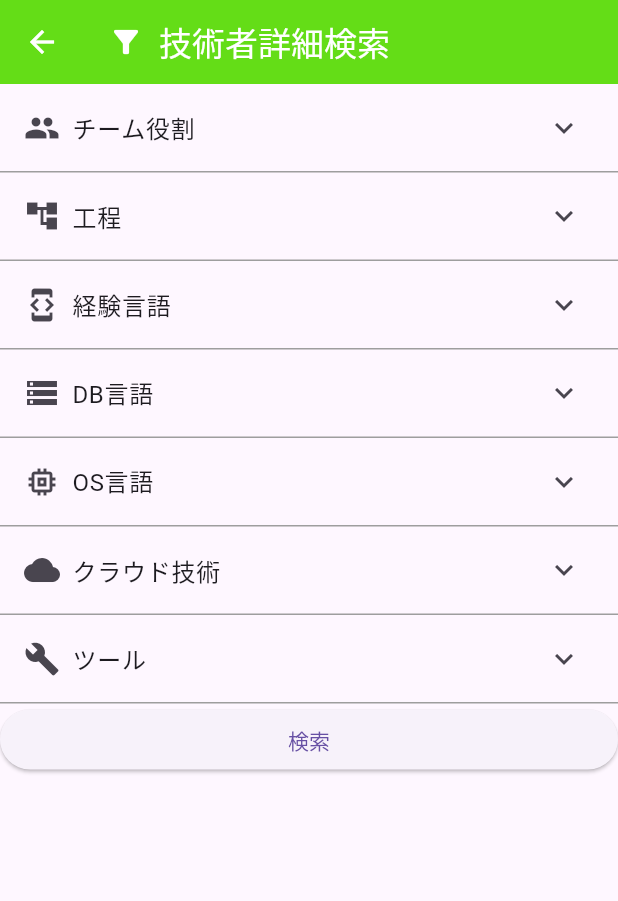
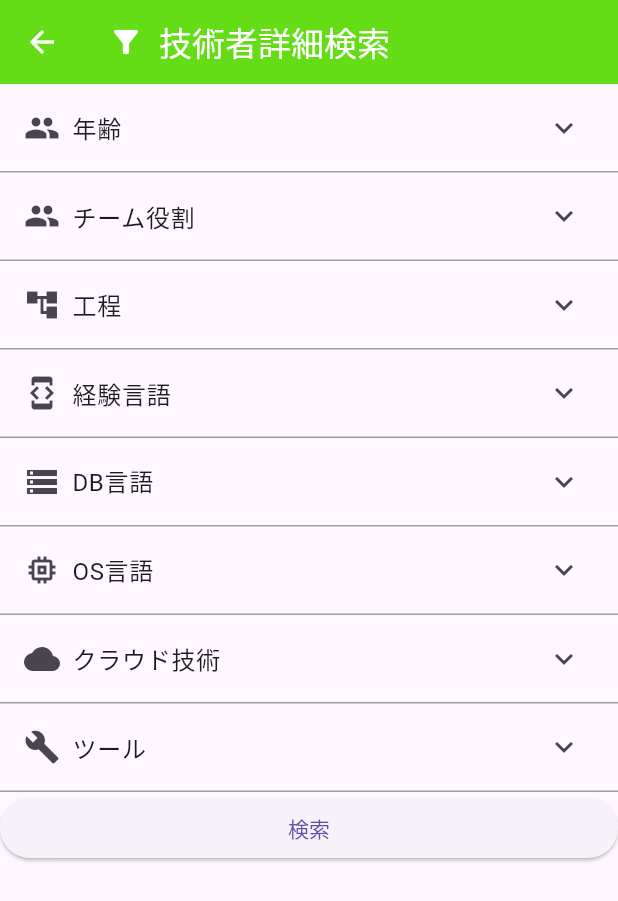
Before and after one commit to growthTeamSince2020/skill_search_model, a Flutter app: the SearchPage screen opened directly, after a tap on the "filter list alt" icon, on a phone screen of 412 x 824 dp. Shown: the top 901 px of the screen. Run offline on Flutter 3.47's test engine with Material 3 defaults, Android fonts, the phone set to English and light mode, and no system bars; our stand-ins replace cloud_firestore, firebase_core, logger; accounts and stored records are empty.

```diff
--- a/lib/seachDetail.dart
+++ b/lib/seachDetail.dart
@@ -16,6 +16,9 @@ class SeachDetailPage extends StatefulWidget {
 }
 
 class _SeachDetailPageState extends State<SeachDetailPage> {
+
+
+
   final logger = Logger(); //ロガーの宣言
   //編集フラグ
   List<String> _teamRoles = []; // Changed to _teamRoles for clarity
@@ -27,6 +30,12 @@ class _SeachDetailPageState extends State<SeachDetailPage> {
   List<String> _tool = [];
   List<String> _experienceCategories = [];
   List<String> _yearsCategories = [];
+  List<String> _ageList = [
+    "条件を指定しない",
+    constData.searchAgeSelectStringUnder30,
+    constData.searchAgeSelectStringUnder40,
+    constData.searchAgeSelectStringUnder50
+  ];
 
   final Map<String, String?> _teamRolesChecked = {};
   final Map<String, String?> _processesChecked = {};
@@ -35,6 +44,7 @@ class _SeachDetailPageState extends State<SeachDetailPage> {
   final Map<String, String?> _osExperienceChecked = {};
   final Map<String, String?> _cloudTechChecked = {};
   final Map<String, String?> _toolChecked = {};
+  int? _ageChecked;
 
   //工程取得リスト
   List<List<bool>> _processSearchItemChecked
@@ -45,6 +55,8 @@ class _SeachDetailPageState extends State<SeachDetailPage> {
   [false,false,false,false], //単体
   [false,false,false,false], //結合
   [false,false,false,false]]; //保守
+  //年齢
+  int? _ageSearchItemChecked;
 
   // List<String> teamRoleSearchItem; //チーム役割取得リスト
   // List<String> codeLanguagesSearchItem; //経験言語取得リスト
@@ -56,6 +68,10 @@ class _SeachDetailPageState extends State<SeachDetailPage> {
   @override
   void initState() {
     super.initState();
+
+    if(_ageChecked == null){
+      _ageChecked = 0;
+    }
 
     //編集フラグがNullの場合、初期化
     if(searchConditionsDto().getSearchSettingFlag == null){
@@ -86,9 +102,12 @@ class _SeachDetailPageState extends State<SeachDetailPage> {
     });
   }
 
-  void _registerEngineer(){
-    //checkboxnにチェック付いているものがあるかチェックして編集フラグを更新
-    for(var item in _processSearchItemChecked){
+  void _searchEngineer(){
+    //checkboxにチェック付いているものがあるかチェックして編集フラグを更新
+    if(_ageChecked! > 0){//年齢
+      searchConditionsDto().setSearchSettingFlag = true;
+    }
+    for(var item in _processSearchItemChecked){//工程
       if(item.any((value) => value == true)){
         searchConditionsDto().setSearchSettingFlag = true;
         break;
@@ -199,6 +218,48 @@ class _SeachDetailPageState extends State<SeachDetailPage> {
       ),
       body: ListView(
         children: <Widget>[
+          Container(
+            decoration: BoxDecoration(
+              border: Border(
+                bottom: BorderSide(
+                  color: Colors.grey,
+                  width: 1.0,
+                ),
+              ),
+            ),
+            child: ExpansionTile(
+              title: Row(
+                children: [
+                  Icon(Icons.group), // ここに表示したいアイコンを指定します
+                  SizedBox(width: 8), // アイコンとテキストの間にスペースを追加
+                  Text("年齢"),
+                ],
+              ),
+              childrenPadding: EdgeInsets.only(left: 16.0, bottom: 16.0),
+              children: _ageList.map((ageKey) {
+                return
+                RadioListTile<String>(
+                  title: Padding(
+                    padding:
+                    const EdgeInsets.only(left: 16.0 * 4),
+                    child: Text(ageKey),
+                  ),
+                  value: ageKey,
+                  groupValue: _ageList[_ageChecked!],
+                  onChanged: (value) {
+                    setState(() {
+                      logger.i('value: ${_ageList.indexOf(value!)}');
+                      _ageChecked =_ageList.indexOf(value!);
+                    });
+                  },
+                  contentPadding: EdgeInsets.zero,
+                  controlAffinity:
+                  ListTileControlAffinity.trailing,
+                );
+              }).toList(),
+
+            ),
+          ),
           Container(
             decoration: BoxDecoration(
               border: Border(
@@ -665,7 +726,7 @@ class _SeachDetailPageState extends State<SeachDetailPage> {
             ),
           ),
           ElevatedButton(
-            onPressed: _registerEngineer,
+            onPressed: _searchEngineer,
             child: Text('検索'),
           ),
         ],
--- a/lib/search.dart
+++ b/lib/search.dart
@@ -7,11 +7,14 @@ import 'package:skill_search_model/engineerSeachDetail.dart';
 import 'package:skill_search_model/seachDetail.dart';
 import 'dart:async';
 
+import 'package:skill_search_model/searchConditionsDto.dart';
+
 
 /// Example without a datasource
 class SearchPage extends StatefulWidget {
   @override
   _SearchPageState createState() => _SearchPageState();
+
 }
 
 class _SearchPageState extends State<SearchPage> {
@@ -45,14 +48,15 @@ class _SearchPageState extends State<SearchPage> {
   // bool _isCheckedOne = false;
   final designSize = Size(360, 690);
   int totalCount = 0;
+  final searchConditionsDto searchConditions = searchConditionsDto();
 
   //詳細検索アイコン押下時
   void _detailSearchScreen() {
     Navigator.push<void>(
       context,
       MaterialPageRoute<void>(
-        builder: (BuildContext context) => const SeachDetailPage(),
-      ),
+        builder: (BuildContext context) => SeachDetailPage(),
+        ),
     );
   }
 
@@ -254,14 +258,30 @@ class _SearchPageState extends State<SearchPage> {
    * @return なし
   */
   Stream<QuerySnapshot> getStream() {
+
     // 検索条件を元にクエリを作成
     Query query = engineer;
-    if (codeLanguagesDropdownSelectedValue.isNotEmpty) {
-      query = query.where(
-          "code_languages", isEqualTo: codeLanguagesDropdownSelectedValue);
-    }
-    if (ageDropdownSelectedValue != 0) {
-      query = query.where("age", isLessThanOrEqualTo: ageDropdownSelectedValue);
+    //編集フラグがNullの場合、初期化
+    if(searchConditionsDto().getSearchSettingFlag == null){
+      searchConditionsDto().setSearchSettingFlag = false;
+    //編集フラグがtrueの場合、検索
+    }else if(searchConditionsDto().getSearchSettingFlag == true){
+      if (codeLanguagesDropdownSelectedValue.isNotEmpty) {
+        query = query.where(
+            "code_languages", isEqualTo: codeLanguagesDropdownSelectedValue);
+      }
+      if (searchConditionsDto().getAgeDropdownSelectedValue! > 0) {
+        int searchNum = 0;
+        logger.i("ageDropdownSelectedValue: ${searchConditionsDto().getAgeDropdownSelectedValue}");
+        if(searchConditionsDto().getAgeDropdownSelectedValue == 1){
+          searchNum = 30;
+        }else if(searchConditionsDto().getAgeDropdownSelectedValue == 2){
+          searchNum = 40;
+        }else if(searchConditionsDto().getAgeDropdownSelectedValue == 3){
+          searchNum = 50;
+        }
+        query = query.where("age", isLessThanOrEqualTo: searchNum);
+      }
     }
     return query.snapshots();
   }
@@ -360,9 +380,9 @@ class _SearchPageState extends State<SearchPage> {
     String simpleEvaluationWord;
 
     List<String> utilDataListForReturn = [];
-    logger.i("numberList: $numberList");
-    logger.i("utilDataArray: $utilDataArray");
-    logger.i("numberList2: $numberList2");
+    // logger.i("numberList: $numberList");
+    // logger.i("utilDataArray: $utilDataArray");
+    // logger.i("numberList2: $numberList2");
     if (utilDataArray.isEmpty || numberList.isEmpty || numberList2.isEmpty ||numberList.length!=numberList2.length) {
       return ["No Data"];
     }
@@ -388,14 +408,6 @@ class _SearchPageState extends State<SearchPage> {
 
     }
 
-    // for (var item in numberList) {
-    //   // utilDataListForReturn.add(utilDataArray[item]);
-    //   if (item < utilDataArray.length) { // インデックスが範囲内か確認
-    //     utilDataListForReturn.add(utilDataArray[item]);
-    //   } else {
-    //     logger.e("Index out of range: $item"); // 範囲外のインデックスをログに出力
-    //   }
-    // }
     return utilDataListForReturn;
   }
 
--- a/lib/searchConditionsDto.dart
+++ b/lib/searchConditionsDto.dart
@@ -13,6 +13,15 @@ class searchConditionsDto{
   // getter
   bool? get getSearchSettingFlag => _searchSettingFlag;
 
+  ///年齢選択条件値
+  int? _ageDropdownSelectedValue;
+  // setter
+  set setAgeDropdownSelectedValue(int? newValue) {
+    _ageDropdownSelectedValue = newValue;
+    logger.i('ageDropdownSelectedValue が更新されました: $_ageDropdownSelectedValue');
+  }
+  int? get getAgeDropdownSelectedValue => _ageDropdownSelectedValue;
+
   /// 工程取得リスト
   List<List<bool>>? _processSearchItemChecked;
   // setter 工程取得リスト
```
